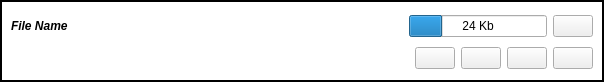
RetroShare/RetroShare, file retroshare-gui/src/gui/feeds/SubFileItem.ui: the form before one commit.
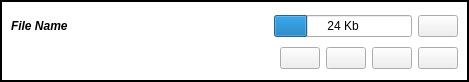
The form after the commit. Icons and pictures are not drawn.

Commit message: fixed expanding resizeable

Patch:
```diff
--- a/retroshare-gui/src/gui/feeds/SubFileItem.ui
+++ b/retroshare-gui/src/gui/feeds/SubFileItem.ui
@@ -6,10 +6,16 @@
    <rect>
     <x>0</x>
     <y>0</y>
-    <width>560</width>
+    <width>469</width>
     <height>82</height>
    </rect>
   </property>
+  <property name="sizePolicy">
+   <sizepolicy hsizetype="Expanding" vsizetype="Expanding">
+    <horstretch>0</horstretch>
+    <verstretch>0</verstretch>
+   </sizepolicy>
+  </property>
   <property name="windowTitle">
    <string>Form</string>
   </property>
@@ -87,7 +93,7 @@
           </property>
           <property name="sizeHint" stdset="0">
            <size>
-            <width>100</width>
+            <width>20</width>
             <height>26</height>
            </size>
           </property>
@@ -185,11 +191,11 @@
            <enum>Qt::Horizontal</enum>
           </property>
           <property name="sizeType">
-           <enum>QSizePolicy::Fixed</enum>
+           <enum>QSizePolicy::Expanding</enum>
           </property>
           <property name="sizeHint" stdset="0">
            <size>
-            <width>398</width>
+            <width>50</width>
             <height>17</height>
            </size>
           </property>
```
